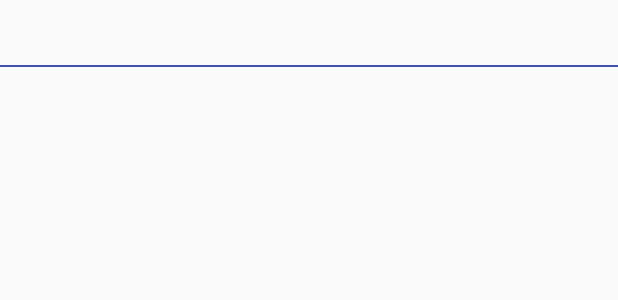
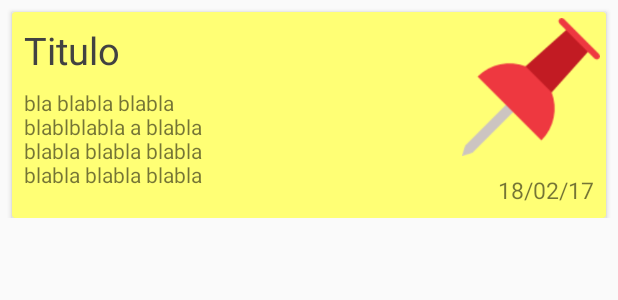
Before and after one commit to guilleortiz/MyNotes, an Android app: the layout note_item.xml on its own in the app's theme, with its tools: preview values and no code run, on a phone screen of 412 x 824 dp. Shown: the top 300 px of the screen. Run offline under Robolectric (Android 15) with nearby library versions, the light colour scheme and no system bars.

Commit message:
Ui adapter & card view

```diff
--- a/app/build.gradle
+++ b/app/build.gradle
@@ -29,6 +29,9 @@ dependencies {
     compile 'com.android.support:design:25.1.1'
     compile 'com.android.support:recyclerview-v7:25.1.0'
 
+    // CardView
+    compile 'com.android.support:cardview-v7:23.3.+'
+
     compile 'com.jakewharton:butterknife:8.6.0'
     annotationProcessor 'com.jakewharton:butterknife-compiler:8.6.0'
 
--- a/app/src/main/java/com/mynotes/android/mynotes/NoteActivity.java
+++ b/app/src/main/java/com/mynotes/android/mynotes/NoteActivity.java
@@ -44,6 +44,8 @@ public class NoteActivity extends AppCompatActivity {
     @BindView(R.id.Note) EditText Mnote;
     @BindView(R.id.NoteTt) EditText MtitleNOte;
     @BindView(R.id.noteImg)ImageView mNoteImg;
+
+
 
 
 
--- a/app/src/main/res/layout/note_item.xml
+++ b/app/src/main/res/layout/note_item.xml
@@ -1,44 +1,88 @@
 <?xml version="1.0" encoding="utf-8"?>
 <LinearLayout xmlns:android="http://schemas.android.com/apk/res/android"
+    xmlns:app="http://schemas.android.com/apk/res-auto"
     android:orientation="vertical"
     android:layout_width="match_parent"
     android:layout_height="wrap_content">
+
+
+    <android.support.v7.widget.CardView
+        android:layout_width="match_parent"
+        android:layout_height="wrap_content"
+        app:cardBackgroundColor="@color/posit"
+        android:elevation="80dp"
+        android:layout_marginLeft="8dp"
+        android:layout_marginRight="8dp"
+        android:layout_marginTop="8dp"
+
+
+
+        >
     <LinearLayout
         android:layout_width="match_parent"
         android:layout_height="wrap_content"
         android:orientation="horizontal">
 
+                <LinearLayout
+                    android:layout_width="150dp"
+                    android:layout_height="wrap_content"
+                    android:orientation="vertical"
+                    >
                     <TextView
                         android:id="@+id/itemTitle"
-
+                        android:text="Titulo"
                         android:gravity="left"
-        android:textSize="20dp"
+                        android:textSize="25dp"
+                        android:layout_gravity="left"
+                        android:textColor="@color/cardview_dark_background"
                         android:padding="8dp"
                         android:layout_width="wrap_content"
                         android:layout_height="wrap_content" />
 
 
                     <TextView
+                        android:id="@+id/notePreview"
                         android:layout_width="wrap_content"
                         android:layout_height="wrap_content"
+                        android:layout_gravity="left"
+                        android:maxLines="4"
+                        android:layout_marginLeft="8dp"
+                    android:text="bla blabla blabla blablblabla a blabla blabla blabla blabla blabla blabla blabla blabla blabla bla "/>
 
-            android:id="@+id/itemDataType"/>
+
+            </LinearLayout>
+
+        <LinearLayout
+            android:layout_width="match_parent"
+            android:layout_height="wrap_content"
+            android:orientation="vertical">
+
+            <ImageView
+                android:id="@+id/foto"
+                android:layout_width="100dp"
+                android:layout_height="100dp"
+
+                android:padding="4dp"
+                android:src="@drawable/pin"
+                android:layout_gravity="right"/>
+
+
 
         <TextView
             android:id="@+id/itemDate"
-
+            android:text="18/02/17"
             android:gravity="right"
             android:textSize="15dp"
             android:padding="8dp"
             android:layout_width="match_parent"
             android:layout_height="wrap_content" />
 
+        </LinearLayout>
+
 
     </LinearLayout>
-    <View
-        android:layout_width="match_parent"
-        android:layout_height="1dp"
-        android:background="@color/colorPrimary"
-        android:padding="8dp"/>
+
+    </android.support.v7.widget.CardView>
+
 
 </LinearLayout>
--- a/gradle.properties
+++ b/gradle.properties
@@ -15,3 +15,8 @@ org.gradle.jvmargs=-Xmx1536m
 # This option should only be used with decoupled projects. More details, visit
 # http://www.gradle.org/docs/current/userguide/multi_project_builds.html#sec:decoupled_projects
 # org.gradle.parallel=true
+
+
+# The Gradle daemon aims to improve the startup and execution time of Gradle.
+# When set to true the Gradle daemon is to run the build.
+org.gradle.daemon=true
```
Also changed, not shown: app/src/main/java/com/mynotes/android/mynotes/NotesAdapter.java (+39 -5 lines). Lines whose indentation alone changed are shown as unchanged.
